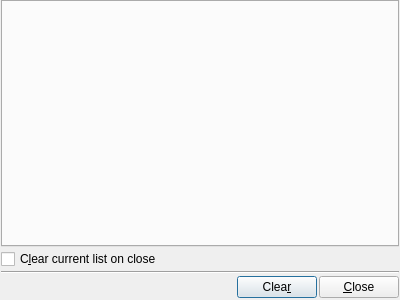
The window that Viewer/src/ChangeNotifyDialog.ui (ecmwf/ecflow) describes before a commit, drawn with Qt 5.
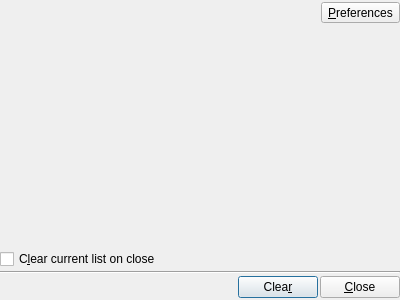
The same window after the commit. Icons and pictures are not drawn. Custom widgets are drawn as their Qt base class.

The edit to the form file:
```diff
--- a/Viewer/src/ChangeNotifyDialog.ui
+++ b/Viewer/src/ChangeNotifyDialog.ui
@@ -13,29 +13,82 @@
   <property name="windowTitle">
    <string>Change notification</string>
   </property>
-  <layout class="QVBoxLayout" name="verticalLayout" stretch="0,0,0,0">
+  <layout class="QVBoxLayout" name="verticalLayout">
    <property name="spacing">
     <number>2</number>
    </property>
    <property name="leftMargin">
-    <number>1</number>
+    <number>0</number>
    </property>
    <property name="topMargin">
-    <number>0</number>
+    <number>2</number>
    </property>
    <property name="rightMargin">
-    <number>1</number>
+    <number>0</number>
    </property>
    <property name="bottomMargin">
     <number>2</number>
    </property>
    <item>
-    <widget class="CustomTabWidget" name="tab_">
-     <property name="currentIndex">
-      <number>-1</number>
-     </property>
+    <widget class="QWidget" name="holderW" native="true">
+     <layout class="QHBoxLayout" name="horizontalLayout">
+      <property name="spacing">
+       <number>0</number>
+      </property>
+      <property name="leftMargin">
+       <number>0</number>
+      </property>
+      <property name="topMargin">
+       <number>0</number>
+      </property>
+      <property name="rightMargin">
+       <number>0</number>
+      </property>
+      <property name="bottomMargin">
+       <number>0</number>
+      </property>
+      <item>
+       <widget class="QWidget" name="buttonW_" native="true"/>
+      </item>
+      <item>
+       <spacer name="horizontalSpacer_2">
+        <property name="orientation">
+         <enum>Qt::Horizontal</enum>
+        </property>
+        <property name="sizeHint" stdset="0">
+         <size>
+          <width>40</width>
+          <height>20</height>
+         </size>
+        </property>
+       </spacer>
+      </item>
+      <item>
+       <widget class="QToolButton" name="optionsTb_">
+        <property name="toolTip">
+         <string>Configure notification options</string>
+        </property>
+        <property name="text">
+         <string>&amp;Preferences</string>
+        </property>
+        <property name="icon">
+         <iconset resource="viewer.qrc">
+          <normaloff>:/viewer/configure.svg</normaloff>:/viewer/configure.svg</iconset>
+        </property>
+        <property name="toolButtonStyle">
+         <enum>Qt::ToolButtonTextBesideIcon</enum>
+        </property>
+        <property name="autoRaise">
+         <bool>false</bool>
+        </property>
+       </widget>
+      </item>
+     </layout>
     </widget>
    </item>
+   <item>
+    <widget class="QStackedWidget" name="stacked_"/>
+   </item>
    <item>
     <widget class="QCheckBox" name="clearOnCloseCb_">
      <property name="text">
@@ -83,14 +136,8 @@
    </item>
   </layout>
  </widget>
- <customwidgets>
-  <customwidget>
-   <class>CustomTabWidget</class>
-   <extends>QTabWidget</extends>
-   <header location="global">CustomTabWidget.hpp</header>
-   <container>1</container>
-  </customwidget>
- </customwidgets>
- <resources/>
+ <resources>
+  <include location="viewer.qrc"/>
+ </resources>
  <connections/>
 </ui>
```
Left out of the diff: 5 changed lines with no effect on the pictures.
